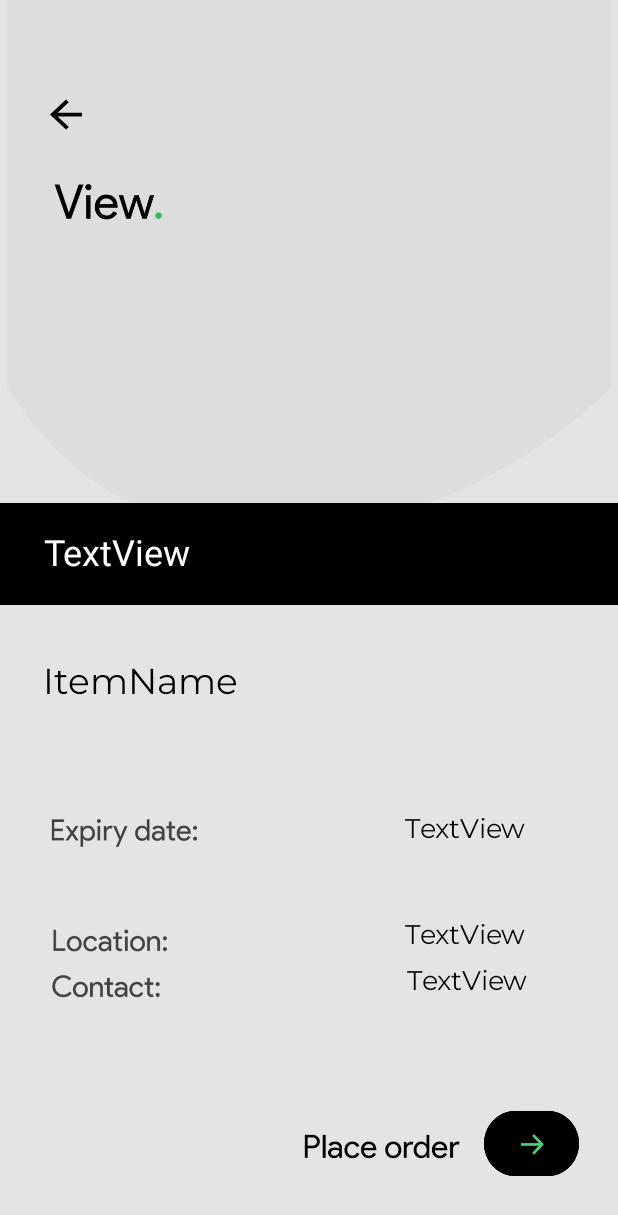
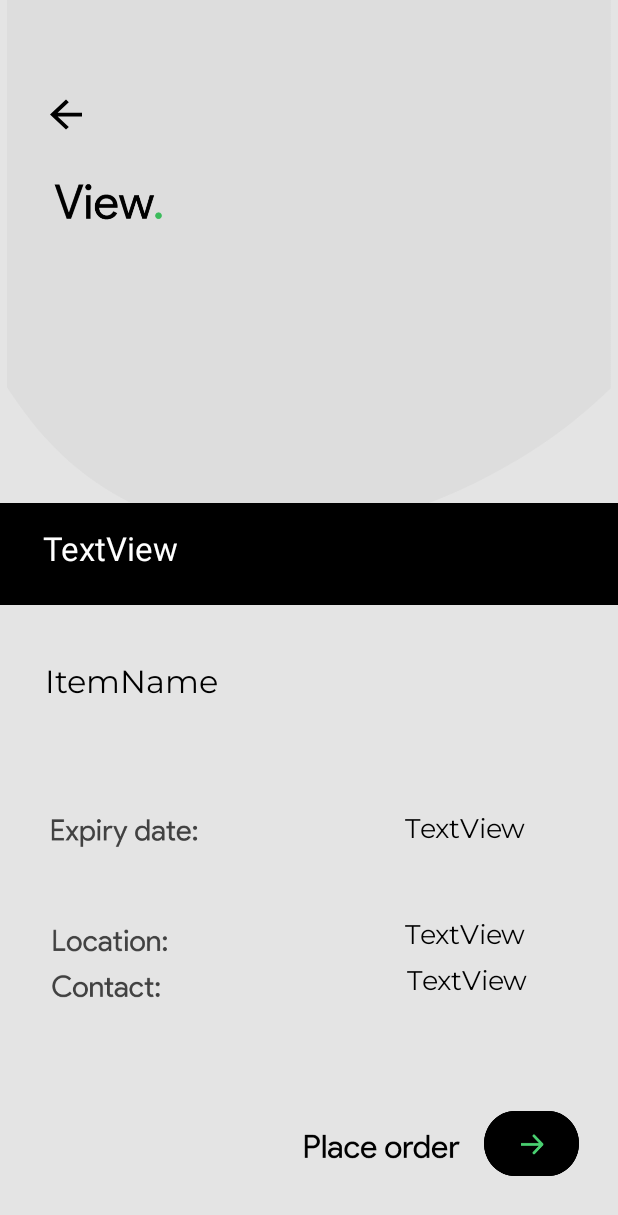
Before and after one commit to roshomon22/Foodxapp, an Android app: the layout activity_view.xml on its own in the app's theme, with its tools: preview values and no code run, on a phone screen of 412 x 824 dp. Shown: the top 1215 px of the screen. Run offline under Robolectric (Android 15) with nearby library versions, the phone set to English and light mode, and no system bars.

```diff
--- a/app/src/main/res/layout/activity_view.xml
+++ b/app/src/main/res/layout/activity_view.xml
@@ -89,7 +89,7 @@
         android:fontFamily="@font/montserrat"
         android:text="ItemName"
         android:textColor="@color/black"
-        android:textSize="24sp"
+        android:textSize="21sp"
         app:layout_constraintBottom_toBottomOf="parent"
         app:layout_constraintEnd_toEndOf="parent"
         app:layout_constraintHorizontal_bias="0.101"
@@ -123,17 +123,17 @@
 
     <TextView
         android:id="@+id/textView2"
-        android:layout_width="wrap_content"
-        android:layout_height="wrap_content"
+        android:layout_width="105dp"
+        android:layout_height="30dp"
         android:text="TextView"
         android:textColor="@color/white"
-        android:textSize="24sp"
+        android:textSize="22sp"
         app:layout_constraintBottom_toBottomOf="parent"
         app:layout_constraintEnd_toEndOf="parent"
         app:layout_constraintHorizontal_bias="0.093"
         app:layout_constraintStart_toStartOf="parent"
         app:layout_constraintTop_toTopOf="parent"
-        app:layout_constraintVertical_bias="0.444"
+        app:layout_constraintVertical_bias="0.442"
         tools:fontFamily="@font/montserrat" />
 
     <TextView
```
